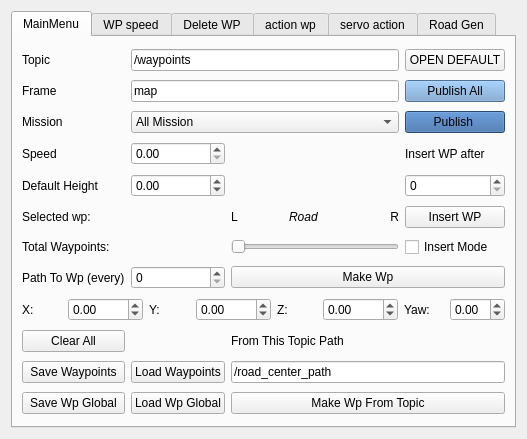
Before: the Qt Designer form src/rviz_plugin/ui/WaypointNavigation.ui in azidanit/yolo_asv_ros_autonomous_control, drawn with Qt 5.
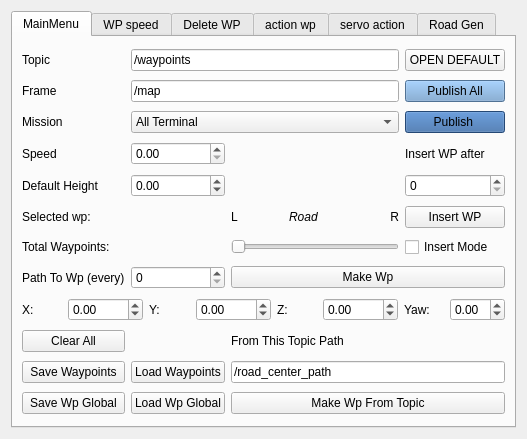
After: the same form once the commit is applied. Icons and pictures are not drawn.

```diff
--- a/src/rviz_plugin/ui/WaypointNavigation.ui
+++ b/src/rviz_plugin/ui/WaypointNavigation.ui
@@ -55,7 +55,7 @@
        <item row="1" column="1" colspan="2">
         <widget class="QLineEdit" name="frame_line_edit">
          <property name="text">
-          <string>map</string>
+          <string>/map</string>
          </property>
         </widget>
        </item>
@@ -70,7 +70,7 @@
         <widget class="QComboBox" name="missionComboBox">
          <item>
           <property name="text">
-           <string>All Mission</string>
+           <string>All Terminal</string>
           </property>
          </item>
          <item>
```
Left out of the diff: 2 changed lines with no effect on the pictures.
